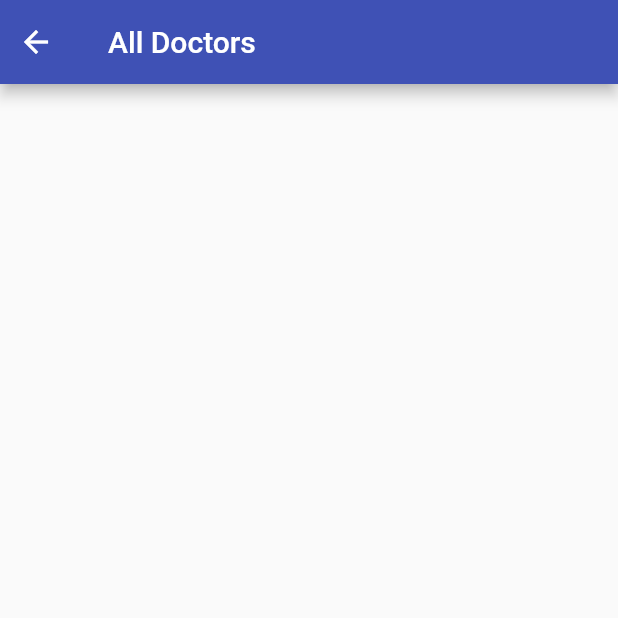
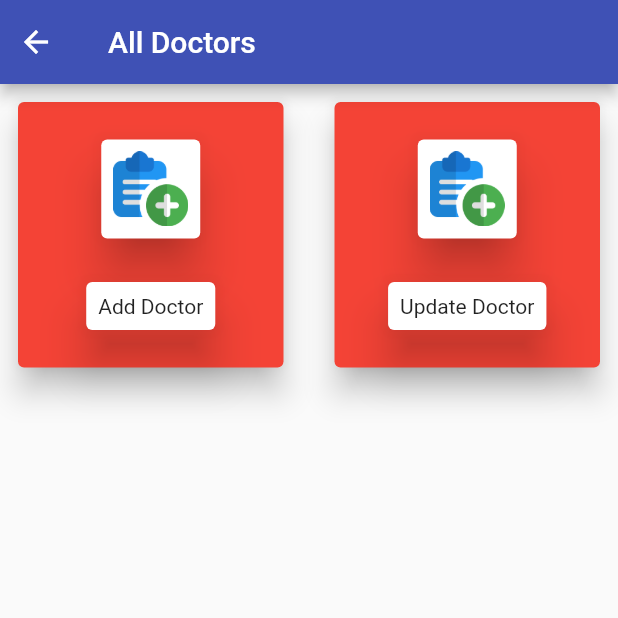
Before and after one commit to MilanNayak7/ur-pulse, a Flutter app: the AdminDoctors screen opened by its route, on a phone screen of 412 x 824 dp, the top half of it. Run offline on Flutter 3.47's test engine with Material 2 defaults, Android fonts, the phone set to English and light mode, and no system bars; our stand-ins replace carousel_slider, get.

Commit message:
before changing the structure tree

```diff
--- /dev/null
+++ b/lib/admin/admin_common_card/admin_common_card2.dart
@@ -0,0 +1,50 @@
+import 'package:flutter/material.dart';
+import 'package:get/get.dart';
+import 'package:get/get_core/src/get_main.dart';
+
+import '../../common/theme/app_theme.dart';
+import '../admin_data_model/admin_data-model.dart';
+
+class AdminCommonCard2 extends StatelessWidget {
+   AdminCommonCard2({Key? key,required this.adminDataModel2}) : super(key: key);
+
+  AdminDataModel2 adminDataModel2;
+
+  @override
+  Widget build(BuildContext context) {
+    return Padding(
+      padding: const EdgeInsets.all(8.0),
+      child: InkWell(
+        onTap:(){
+          Get.toNamed('/addDoctorPage');
+        },
+        child: Card(
+          elevation: Dimensions.d2,
+          color: Colors.red,
+          child: SizedBox(
+            child: Column(
+              mainAxisAlignment: MainAxisAlignment.center,
+              children: [
+                Card(
+                    elevation: Dimensions.d3,
+                    child:  Padding(
+                      padding: const EdgeInsets.all(8.0),
+                      child:Image.asset(adminDataModel2.icon,height:50,width:50,),
+                    )),
+                SizedBox(
+                  height: Dimensions.d5,
+                ),
+                Card(
+                    elevation: Dimensions.d3,
+                    child:  Padding(
+                      padding: const EdgeInsets.all(8.0),
+                      child:Text(adminDataModel2.text),
+                    ))
+              ],
+            ),
+          ),
+        ),
+      ),
+    );
+  }
+}
--- a/lib/admin/admin_data_model/admin_data-model.dart
+++ b/lib/admin/admin_data_model/admin_data-model.dart
@@ -23,41 +23,73 @@ List<AdminDataModel> adminDataModel = [
       totalNo: '6',
       iconData: 'assets/admin/hospital.png',
       bottomString: 'View Hospitals',
-      callBack: () {Get.toNamed('/adminHospital');}),
+      callBack: () {
+        Get.toNamed('/adminHospital');
+      }),
   AdminDataModel(
       cardName: 'Patient',
       totalNo: '6',
       iconData: 'assets/admin/patient.png',
       bottomString: 'All Patient',
-      callBack: () {Get.toNamed('/adminPatient');}),
+      callBack: () {
+        Get.toNamed('/adminPatient');
+      }),
   AdminDataModel(
       cardName: 'Earning',
       totalNo: '6',
       iconData: 'assets/admin/salary.png',
       bottomString: 'Earning',
-      callBack: () {Get.toNamed('/adminEarning');}),
+      callBack: () {
+        Get.toNamed('/adminEarning');
+      }),
   AdminDataModel(
       cardName: 'Appointments',
       totalNo: '6',
       iconData: 'assets/admin/checklist.png',
       bottomString: 'Appointments',
-      callBack: () {Get.toNamed('/adminAppointment');}),
+      callBack: () {
+        Get.toNamed('/adminAppointment');
+      }),
   AdminDataModel(
       cardName: 'Doctors',
       totalNo: '6',
       iconData: 'assets/admin/doctor.png',
       bottomString: 'Doctors',
-      callBack: () {Get.toNamed('/adminDoctors');}),
+      callBack: () {
+        Get.toNamed('/adminDoctors');
+      }),
   AdminDataModel(
       cardName: 'Disease',
       totalNo: '6',
       iconData: 'assets/admin/deases.png',
       bottomString: 'Disease',
-      callBack: () {Get.toNamed('/adminDisease');}),
+      callBack: () {
+        Get.toNamed('/adminDisease');
+      }),
   AdminDataModel(
       cardName: 'Orders',
       totalNo: '6',
       iconData: 'assets/admin/cart.png',
       bottomString: 'Orders',
-      callBack: () {Get.toNamed('/adminOrders');}),
+      callBack: () {
+        Get.toNamed('/adminOrders');
+      }),
 ];
+
+class AdminDataModel2 {
+  String icon;
+  String text;
+  VoidCallback callback;
+
+  AdminDataModel2
+      ({
+    required this.icon,
+    required this.text,
+    required this.callback
+  });
+}
+
+List<AdminDataModel2> adminDataModel2 = [
+  AdminDataModel2(icon:'assets/admin/add.png', text: "Add Doctor", callback: (){}),
+  AdminDataModel2(icon:'assets/admin/add.png', text: "Update Doctor", callback: (){}),
+];
--- a/lib/admin/screen/doctors/doctors.dart
+++ b/lib/admin/screen/doctors/doctors.dart
@@ -1,6 +1,9 @@
 import 'package:flutter/material.dart';
+import 'package:ur_pulse_modified/common/theme/app_theme.dart';
 
 import '../../../common/app_bar/common_app_bar.dart';
+import '../../admin_common_card/admin_common_card2.dart';
+import '../../admin_data_model/admin_data-model.dart';
 
 class AdminDoctors extends StatelessWidget {
   const AdminDoctors({Key? key}) : super(key: key);
@@ -14,6 +17,22 @@ class AdminDoctors extends StatelessWidget {
           context: context,
           actionWidgets: [],
         ),
+        body: CustomScrollView(
+          slivers: [
+            SliverGrid(
+              gridDelegate: SliverGridDelegateWithFixedCrossAxisCount(
+                crossAxisCount: 2,
+                crossAxisSpacing: 10,
+                childAspectRatio: 1.0,
+              ),
+              delegate:
+                  SliverChildBuilderDelegate((BuildContext context, int index) {
+                return AdminCommonCard2(
+                  adminDataModel2: adminDataModel2[index],
                 );
+              }, childCount: adminDataModel2.length),
+            ),
+          ],
+        ));
   }
 }
--- a/lib/main.dart
+++ b/lib/main.dart
@@ -7,6 +7,7 @@ import 'package:ur_pulse_modified/common/main_drawer/drawer_body.dart';
 import 'admin/admin_home/admin.dart';
 import 'admin/screen/appointments/appointments.dart';
 import 'admin/screen/disease/disease.dart';
+import 'admin/screen/doctors/doctor_data_modification.dart';
 import 'admin/screen/doctors/doctors.dart';
 import 'admin/screen/earning/earning.dart';
 import 'admin/screen/hospitals/hospital.dart';
@@ -80,6 +81,7 @@ class MyApp extends StatelessWidget {
         GetPage(name:"/adminHospital", page:()=> const AdminHospital()),
         GetPage(name:"/adminPatient", page:()=> const AdminPatient()),
         GetPage(name:"/adminOrders", page:()=> const AdminOrders()),
+        GetPage(name:"/addDoctorPage", page:()=> const DoctorDataModification()),
       ],
     );
   }
```
Also changed, not shown: lib/admin/admin_data_model/specialities_list.dart (added, +39 -0 lines), lib/admin/screen/doctors/doctor_data_modification.dart (added, +217 -0 lines), assets/admin/add.png (added). Lines whose indentation alone changed are shown as unchanged.
